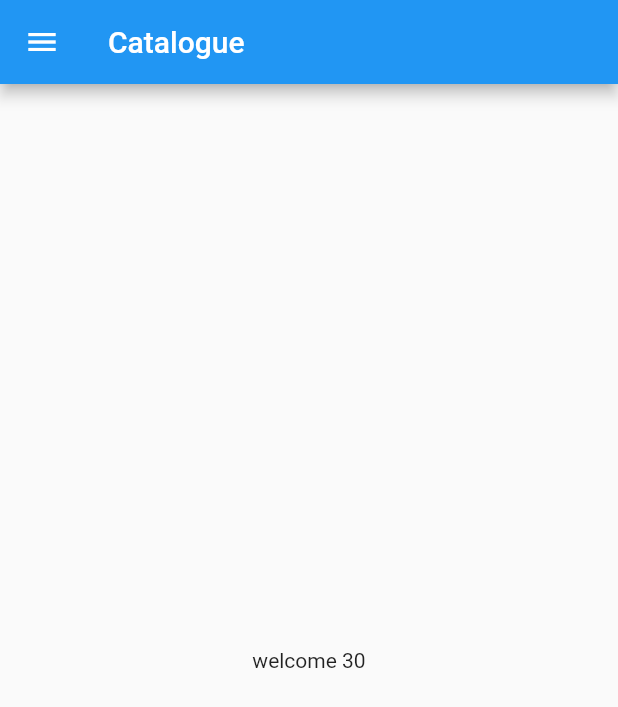
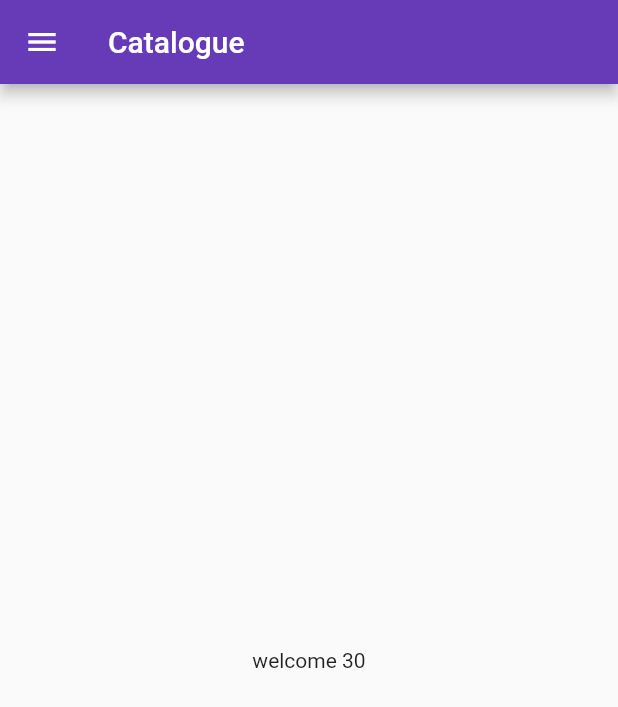
Before and after one commit to alcatraz619/30DaysOfFlutter, a Flutter app: the screen it shows after launch, on a phone screen of 412 x 824 dp. Shown: the top 707 px of the screen. Run offline on Flutter 3.47's test engine with Material 2 defaults, Android fonts, the phone set to English and light mode, and no system bars.

Commit message:
day3 completed

```diff
--- a/lib/main.dart
+++ b/lib/main.dart
@@ -1,6 +1,7 @@
 import 'package:flutter/material.dart';
+import 'package:flutter_application_1/Pages/loginpage.dart';
 
-import 'HomePage.dart';
+import 'Pages/HomePage.dart';
 
 void main() {
   runApp(MyApp());
@@ -10,7 +11,17 @@ class MyApp extends StatelessWidget {
   @override
   Widget build(BuildContext context) {
     return MaterialApp(
-      home: HomePage(),
+      themeMode: ThemeMode.light,
+      theme: ThemeData(primarySwatch: Colors.deepPurple),
+      darkTheme: ThemeData(
+        brightness: Brightness.dark,
+      ),
+      initialRoute: "/home",
+      routes: {
+        "/": (context) => Loginpage(),
+        "/home": (context) => HomePage(),
+        "/Login": (context) => Loginpage()
+      },
     );
   }
 }
```
Also changed, not shown: lib/Pages/loginpage.dart (added, +16 -0 lines), lib/Pages/HomePage.dart (renamed from lib/HomePage.dart).
